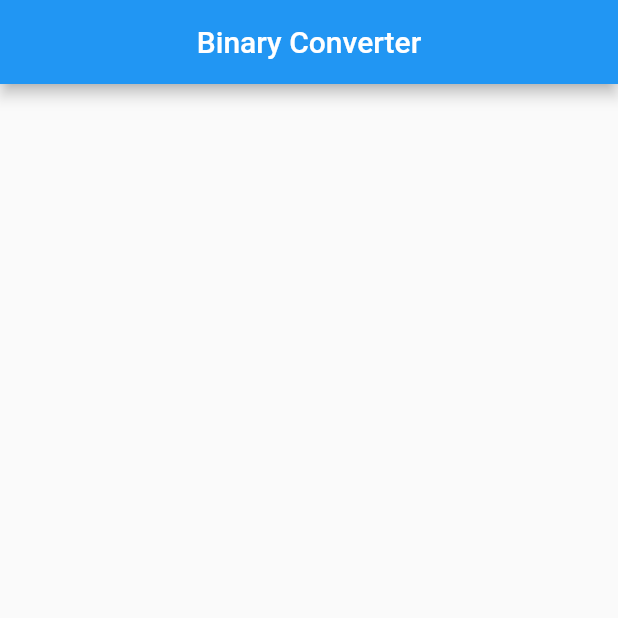
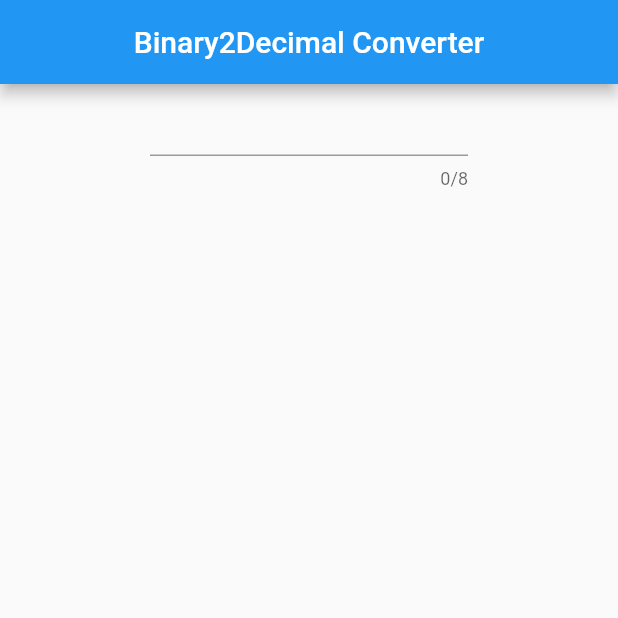
Before and after one commit to maximillianfx/app-ideas, a Flutter app: the screen it shows after launch, on a phone screen of 412 x 824 dp, the top half of it. Run offline on Flutter 3.47's test engine with Material 2 defaults, Android fonts, the phone set to English and light mode, and no system bars.

Commit message:
Adicao de logica simples para conversao de valor binario para decimal

```diff
--- a/binary_converter/lib/main.dart
+++ b/binary_converter/lib/main.dart
@@ -10,9 +10,9 @@ class MyApp extends StatelessWidget {
   @override
   Widget build(BuildContext context) {
     return MaterialApp(
-      title: 'Binary Converter',
+      title: 'Binary2Decimal Converter',
       debugShowCheckedModeBanner: false,
-      home: ConverterScreen(titleApp: 'Binary Converter'),
+      home: ConverterScreen(titleApp: 'Binary2Decimal Converter'),
     );
   }
 }
--- a/binary_converter/lib/screens/converter_screen.dart
+++ b/binary_converter/lib/screens/converter_screen.dart
@@ -1,4 +1,7 @@
+import 'dart:math';
+
 import 'package:flutter/material.dart';
+import 'package:flutter/services.dart';
 
 class ConverterScreen extends StatefulWidget {
 
@@ -11,6 +14,25 @@ class ConverterScreen extends StatefulWidget {
 }
 
 class _ConverterScreenState extends State<ConverterScreen> {
+
+  final TextEditingController _controller = TextEditingController();
+  String saidaTxt= "";
+
+  void setValueConverter(String value) {
+    int size = value.length;
+    int saida = 0;
+    if (size > 0) {
+      for (int j = 0, i = size - 1; j < size; j++, i--) {
+        if (int.parse(value[j]) == 1)
+          saida += pow(2, i);
+      }
+    }
+
+    setState(() {
+      saidaTxt = saida.toString();
+    });
+  }
+
   @override
   Widget build(BuildContext context) {
     return Scaffold(
@@ -21,7 +43,36 @@ class _ConverterScreenState extends State<ConverterScreen> {
           ),
         ),
       ),
-      body: Container(),
+      body: Column(
+        children:[
+          Container(
+            margin: EdgeInsets.symmetric(horizontal: 100),
+            child: TextField(
+              maxLength: 8,
+              maxLines: 1,
+              inputFormatters: [new FilteringTextInputFormatter.allow(RegExp("[0-1]"),)],
+              textInputAction: TextInputAction.done,
+              keyboardType: TextInputType.number,
+              onChanged: (v){
+                setValueConverter(v);
+              },
+            ),
+          ),
+          Container(
+            child: Expanded(
+              child: Center(
+                child: Text(
+                  saidaTxt,
+                  style: TextStyle(
+                    color: Colors.black
+                  ),
+                ),
+              ),
+            ),
+          )
+        ],
+      ),
+
     );
   }
 }
```
